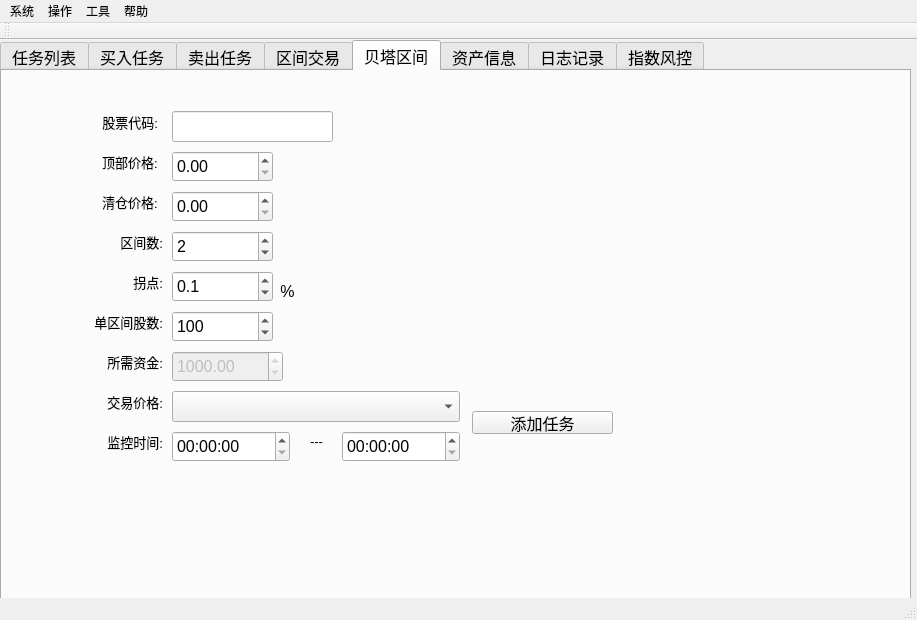
Before: the Qt Designer form TradeWinner/trade_winner.ui in spartawwy/mytrd_proj, drawn with Qt 5.
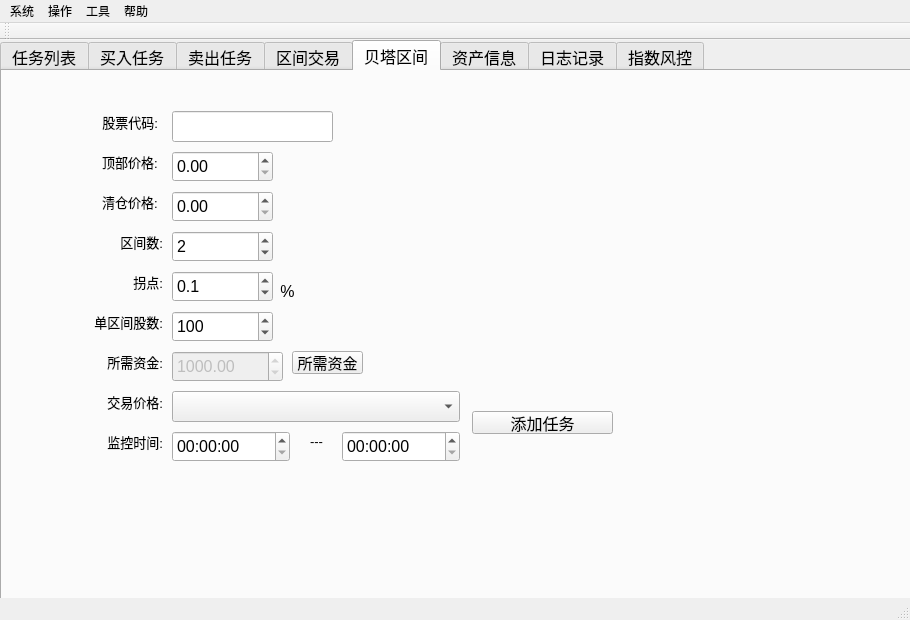
After: the same form once the commit is applied.

Commit message: optimaizing adveq task

```diff
--- a/TradeWinner/trade_winner.ui
+++ b/TradeWinner/trade_winner.ui
@@ -6,7 +6,7 @@
    <rect>
     <x>0</x>
     <y>0</y>
-    <width>917</width>
+    <width>910</width>
     <height>620</height>
    </rect>
   </property>
@@ -2541,6 +2541,24 @@
        <set>Qt::AlignRight|Qt::AlignTrailing|Qt::AlignVCenter</set>
       </property>
      </widget>
+     <widget class="QPushButton" name="pbtn_adveq_need_capital">
+      <property name="geometry">
+       <rect>
+        <x>290</x>
+        <y>280</y>
+        <width>71</width>
+        <height>23</height>
+       </rect>
+      </property>
+      <property name="font">
+       <font>
+        <pointsize>11</pointsize>
+       </font>
+      </property>
+      <property name="text">
+       <string>所需资金</string>
+      </property>
+     </widget>
     </widget>
     <widget class="QWidget" name="tab_capital">
      <attribute name="title">
@@ -3039,7 +3057,7 @@
     <rect>
      <x>0</x>
      <y>0</y>
-     <width>917</width>
+     <width>910</width>
      <height>18</height>
     </rect>
    </property>
```
The commit also changes 26 other files.
